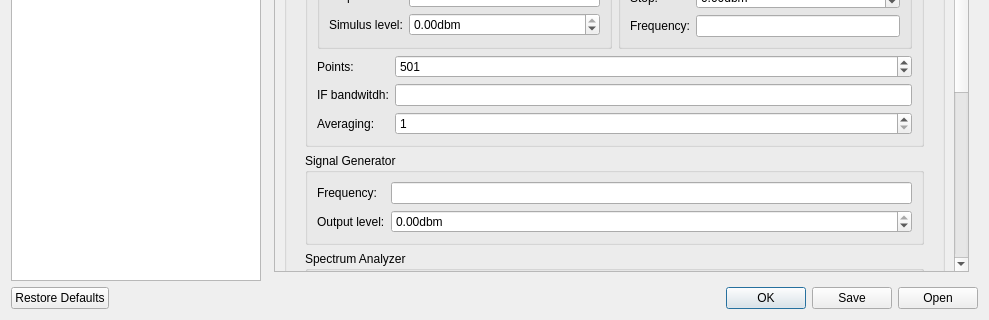
First picture: the form in Software/PC_Application/LibreVNA-GUI/preferencesdialog.ui, repository jankae/LibreVNA, before the edit; both pictures show x 0 to 989 and y 312 to 632 of the 989 by 632 pixel window.
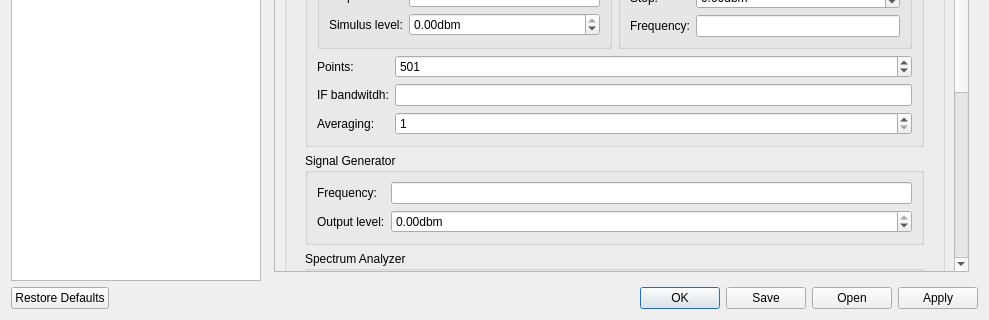
Second picture: the form after the edit. Custom widgets are drawn as their Qt base class.

Commit message: Apply button for preferences

Diff of the .ui file:
```diff
--- a/Software/PC_Application/LibreVNA-GUI/preferencesdialog.ui
+++ b/Software/PC_Application/LibreVNA-GUI/preferencesdialog.ui
@@ -1792,7 +1792,7 @@
       <enum>Qt::Horizontal</enum>
      </property>
      <property name="standardButtons">
-      <set>QDialogButtonBox::Ok|QDialogButtonBox::Open|QDialogButtonBox::RestoreDefaults|QDialogButtonBox::Save</set>
+      <set>QDialogButtonBox::Apply|QDialogButtonBox::Ok|QDialogButtonBox::Open|QDialogButtonBox::RestoreDefaults|QDialogButtonBox::Save</set>
      </property>
      <property name="centerButtons">
       <bool>false</bool>
```
Left out of the diff: 26 changed lines with no effect on the pictures. The commit also changes 1 other file.
